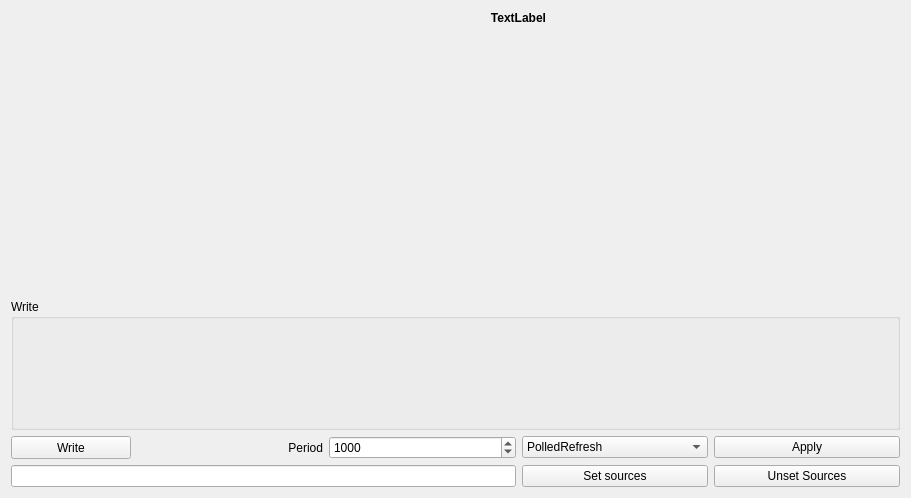
First picture: the form in qumbia-apps/qumbia-client/qumbia-client.ui, repository ELETTRA-SincrotroneTrieste/cumbia-libs, before the edit.
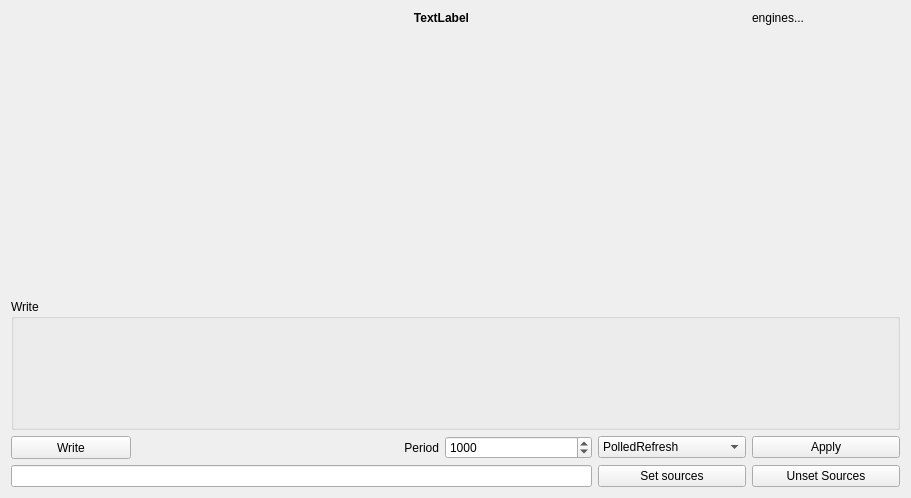
Second picture: the form after the edit.

```diff
--- a/qumbia-apps/qumbia-client/qumbia-client.ui
+++ b/qumbia-apps/qumbia-client/qumbia-client.ui
@@ -14,89 +14,6 @@
    <string>QumbiaClient</string>
   </property>
   <layout class="QGridLayout" name="gridLayout">
-   <item row="4" column="2">
-    <widget class="QSpinBox" name="sbPeriod">
-     <property name="minimum">
-      <number>10</number>
-     </property>
-     <property name="maximum">
-      <number>10000</number>
-     </property>
-     <property name="singleStep">
-      <number>100</number>
-     </property>
-     <property name="value">
-      <number>1000</number>
-     </property>
-    </widget>
-   </item>
-   <item row="5" column="4">
-    <widget class="QPushButton" name="pbUnsetSrc">
-     <property name="text">
-      <string>Unset Sources</string>
-     </property>
-    </widget>
-   </item>
-   <item row="4" column="1">
-    <widget class="QLabel" name="label">
-     <property name="text">
-      <string>Period</string>
-     </property>
-     <property name="alignment">
-      <set>Qt::AlignRight|Qt::AlignTrailing|Qt::AlignVCenter</set>
-     </property>
-    </widget>
-   </item>
-   <item row="5" column="3">
-    <widget class="QPushButton" name="pbSetSources">
-     <property name="text">
-      <string>Set sources</string>
-     </property>
-    </widget>
-   </item>
-   <item row="4" column="3">
-    <widget class="QComboBox" name="cbRefMode">
-     <item>
-      <property name="text">
-       <string>PolledRefresh</string>
-      </property>
-     </item>
-     <item>
-      <property name="text">
-       <string>ChangeEventRefresh</string>
-      </property>
-     </item>
-    </widget>
-   </item>
-   <item row="0" column="1" colspan="4">
-    <widget class="QLabel" name="labelTitle">
-     <property name="sizePolicy">
-      <sizepolicy hsizetype="Preferred" vsizetype="Fixed">
-       <horstretch>0</horstretch>
-       <verstretch>0</verstretch>
-      </sizepolicy>
-     </property>
-     <property name="font">
-      <font>
-       <weight>75</weight>
-       <bold>true</bold>
-      </font>
-     </property>
-     <property name="text">
-      <string>TextLabel</string>
-     </property>
-     <property name="alignment">
-      <set>Qt::AlignCenter</set>
-     </property>
-    </widget>
-   </item>
-   <item row="4" column="4">
-    <widget class="QPushButton" name="pbApplyRefresh">
-     <property name="text">
-      <string>Apply</string>
-     </property>
-    </widget>
-   </item>
    <item row="4" column="0">
     <widget class="QPushButton" name="pbWrite">
      <property name="sizePolicy">
@@ -119,10 +36,46 @@
      </property>
     </widget>
    </item>
-   <item row="5" column="0" colspan="3">
-    <widget class="QLineEdit" name="leSrcs"/>
+   <item row="0" column="1" colspan="4">
+    <widget class="QLabel" name="labelTitle">
+     <property name="sizePolicy">
+      <sizepolicy hsizetype="Preferred" vsizetype="Fixed">
+       <horstretch>0</horstretch>
+       <verstretch>0</verstretch>
+      </sizepolicy>
+     </property>
+     <property name="font">
+      <font>
+       <weight>75</weight>
+       <bold>true</bold>
+      </font>
+     </property>
+     <property name="text">
+      <string>TextLabel</string>
+     </property>
+     <property name="alignment">
+      <set>Qt::AlignCenter</set>
+     </property>
+    </widget>
    </item>
-   <item row="2" column="0" colspan="5">
+   <item row="0" column="5">
+    <widget class="QLabel" name="lengines">
+     <property name="text">
+      <string>engines...</string>
+     </property>
+    </widget>
+   </item>
+   <item row="1" column="0" colspan="6">
+    <widget class="QWidget" name="widget" native="true">
+     <property name="sizePolicy">
+      <sizepolicy hsizetype="Preferred" vsizetype="Preferred">
+       <horstretch>0</horstretch>
+       <verstretch>2</verstretch>
+      </sizepolicy>
+     </property>
+    </widget>
+   </item>
+   <item row="2" column="0" colspan="6">
     <widget class="QGroupBox" name="gbWriters">
      <property name="sizePolicy">
       <sizepolicy hsizetype="Preferred" vsizetype="Preferred">
@@ -135,16 +88,70 @@
      </property>
     </widget>
    </item>
-   <item row="1" column="0" colspan="5">
-    <widget class="QWidget" name="widget" native="true">
-     <property name="sizePolicy">
-      <sizepolicy hsizetype="Preferred" vsizetype="Preferred">
-       <horstretch>0</horstretch>
-       <verstretch>2</verstretch>
-      </sizepolicy>
+   <item row="4" column="5">
+    <widget class="QPushButton" name="pbApplyRefresh">
+     <property name="text">
+      <string>Apply</string>
      </property>
     </widget>
    </item>
+   <item row="4" column="4">
+    <widget class="QComboBox" name="cbRefMode">
+     <item>
+      <property name="text">
+       <string>PolledRefresh</string>
+      </property>
+     </item>
+     <item>
+      <property name="text">
+       <string>ChangeEventRefresh</string>
+      </property>
+     </item>
+    </widget>
+   </item>
+   <item row="5" column="5">
+    <widget class="QPushButton" name="pbUnsetSrc">
+     <property name="text">
+      <string>Unset Sources</string>
+     </property>
+    </widget>
+   </item>
+   <item row="5" column="4">
+    <widget class="QPushButton" name="pbSetSources">
+     <property name="text">
+      <string>Set sources</string>
+     </property>
+    </widget>
+   </item>
+   <item row="4" column="3">
+    <widget class="QSpinBox" name="sbPeriod">
+     <property name="minimum">
+      <number>10</number>
+     </property>
+     <property name="maximum">
+      <number>10000</number>
+     </property>
+     <property name="singleStep">
+      <number>100</number>
+     </property>
+     <property name="value">
+      <number>1000</number>
+     </property>
+    </widget>
+   </item>
+   <item row="4" column="2">
+    <widget class="QLabel" name="label">
+     <property name="text">
+      <string>Period</string>
+     </property>
+     <property name="alignment">
+      <set>Qt::AlignRight|Qt::AlignTrailing|Qt::AlignVCenter</set>
+     </property>
+    </widget>
+   </item>
+   <item row="5" column="0" colspan="4">
+    <widget class="QLineEdit" name="leSrcs"/>
+   </item>
   </layout>
  </widget>
  <layoutdefault spacing="6" margin="11"/>
```
